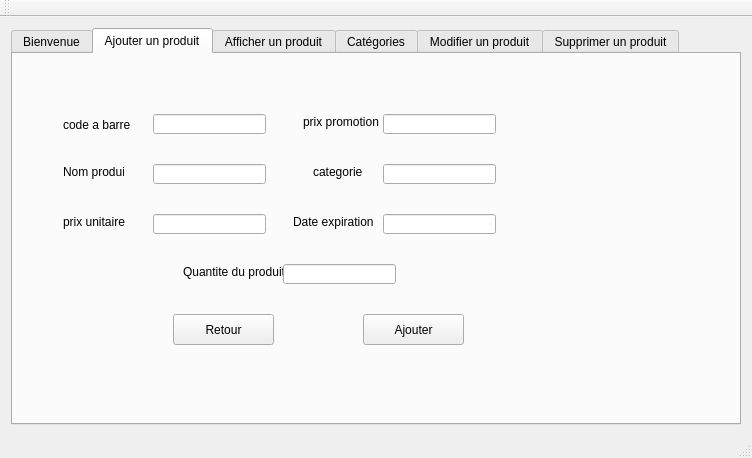
Before: the Qt Designer form mainwindow.ui in choucheniheb/Projet_C-_2A23_Smart-beauty-center, drawn with Qt 5.
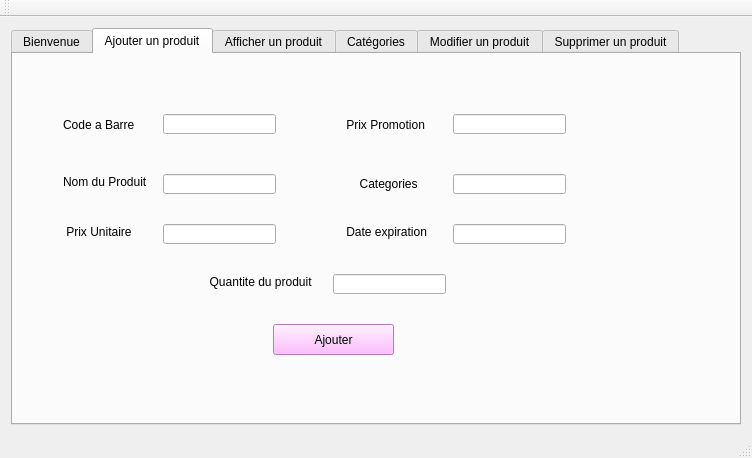
After: the same form once the commit is applied. The open tabs and pages were chosen to show the change.

Diff of the .ui file:
```diff
--- a/mainwindow.ui
+++ b/mainwindow.ui
@@ -47,7 +47,7 @@
          <rect>
           <x>-4</x>
           <y>-7</y>
-          <width>631</width>
+          <width>641</width>
           <height>361</height>
          </rect>
         </property>
@@ -58,25 +58,34 @@
        <widget class="QLabel" name="label_4">
         <property name="geometry">
          <rect>
-          <x>290</x>
+          <x>330</x>
           <y>60</y>
-          <width>81</width>
-          <height>16</height>
+          <width>91</width>
+          <height>21</height>
          </rect>
         </property>
+        <property name="styleSheet">
+         <string notr="true">font: 87 10pt &quot;Verdana Pro&quot;;
+
+</string>
+        </property>
         <property name="text">
-         <string>prix promotion</string>
+         <string> Prix Promotion</string>
         </property>
        </widget>
        <widget class="QPushButton" name="aj_button">
         <property name="geometry">
          <rect>
-          <x>350</x>
-          <y>260</y>
-          <width>101</width>
+          <x>260</x>
+          <y>270</y>
+          <width>121</width>
           <height>31</height>
          </rect>
         </property>
+        <property name="styleSheet">
+         <string notr="true">background-color: rgb(255, 170, 255);
+font: 75 10pt &quot;Verdana Pro Cond&quot;;</string>
+        </property>
         <property name="text">
          <string>Ajouter</string>
         </property>
@@ -85,46 +94,55 @@
         <property name="geometry">
          <rect>
           <x>50</x>
-          <y>110</y>
-          <width>61</width>
+          <y>120</y>
+          <width>101</width>
           <height>16</height>
          </rect>
         </property>
+        <property name="styleSheet">
+         <string notr="true">font: 87 10pt &quot;Verdana Pro&quot;;</string>
+        </property>
         <property name="text">
-         <string>Nom produit</string>
+         <string>Nom du Produit</string>
         </property>
        </widget>
        <widget class="QLabel" name="label_7">
         <property name="geometry">
          <rect>
-          <x>280</x>
-          <y>160</y>
-          <width>81</width>
+          <x>330</x>
+          <y>170</y>
+          <width>91</width>
           <height>16</height>
          </rect>
         </property>
+        <property name="styleSheet">
+         <string notr="true">font: 87 10pt &quot;Verdana Pro&quot;;</string>
+        </property>
         <property name="text">
-         <string>Date expiration</string>
+         <string> Date expiration</string>
         </property>
        </widget>
        <widget class="QLabel" name="label_3">
         <property name="geometry">
          <rect>
           <x>50</x>
-          <y>160</y>
-          <width>71</width>
+          <y>170</y>
+          <width>81</width>
           <height>16</height>
          </rect>
         </property>
+        <property name="styleSheet">
+         <string notr="true">font: 87 10pt &quot;Verdana Pro&quot;;</string>
+        </property>
         <property name="text">
-         <string>prix unitaire</string>
+         <string> Prix Unitaire</string>
         </property>
        </widget>
        <widget class="QLineEdit" name="date_edit">
         <property name="geometry">
          <rect>
-          <x>370</x>
-          <y>160</y>
+          <x>440</x>
+          <y>170</y>
           <width>113</width>
           <height>20</height>
          </rect>
@@ -133,7 +151,7 @@
        <widget class="QLineEdit" name="code_edit">
         <property name="geometry">
          <rect>
-          <x>140</x>
+          <x>150</x>
           <y>60</y>
           <width>113</width>
           <height>20</height>
@@ -143,7 +161,7 @@
        <widget class="QLineEdit" name="prixp_edit">
         <property name="geometry">
          <rect>
-          <x>370</x>
+          <x>440</x>
           <y>60</y>
           <width>113</width>
           <height>20</height>
@@ -155,32 +173,38 @@
          <rect>
           <x>50</x>
           <y>60</y>
-          <width>71</width>
+          <width>101</width>
           <height>21</height>
          </rect>
         </property>
+        <property name="styleSheet">
+         <string notr="true">font: 87 10pt &quot;Verdana Pro&quot;;</string>
+        </property>
         <property name="text">
-         <string>code a barre</string>
+         <string>Code a Barre</string>
         </property>
        </widget>
        <widget class="QLabel" name="label_5">
         <property name="geometry">
          <rect>
-          <x>300</x>
-          <y>110</y>
-          <width>61</width>
-          <height>16</height>
+          <x>340</x>
+          <y>120</y>
+          <width>91</width>
+          <height>20</height>
          </rect>
         </property>
+        <property name="styleSheet">
+         <string notr="true">font: 87 10pt &quot;Verdana Pro&quot;;</string>
+        </property>
         <property name="text">
-         <string>categorie</string>
+         <string>  Categories</string>
         </property>
        </widget>
        <widget class="QLineEdit" name="nom_edit">
         <property name="geometry">
          <rect>
-          <x>140</x>
-          <y>110</y>
+          <x>150</x>
+          <y>120</y>
           <width>113</width>
           <height>20</height>
          </rect>
@@ -189,8 +213,8 @@
        <widget class="QLineEdit" name="prixu_edit">
         <property name="geometry">
          <rect>
-          <x>140</x>
-          <y>160</y>
+          <x>150</x>
+          <y>170</y>
           <width>113</width>
           <height>20</height>
          </rect>
@@ -199,34 +223,24 @@
        <widget class="QLabel" name="label_6">
         <property name="geometry">
          <rect>
-          <x>170</x>
-          <y>210</y>
-          <width>101</width>
+          <x>190</x>
+          <y>220</y>
+          <width>121</width>
           <height>16</height>
          </rect>
         </property>
-        <property name="text">
-         <string>Quantite du produit</string>
+        <property name="styleSheet">
+         <string notr="true">font: 87 10pt &quot;Verdana Pro&quot;;</string>
         </property>
-       </widget>
-       <widget class="QPushButton" name="pushButton_4">
-        <property name="geometry">
-         <rect>
-          <x>160</x>
-          <y>260</y>
-          <width>101</width>
-          <height>31</height>
-         </rect>
-        </property>
         <property name="text">
-         <string>Retour</string>
+         <string>  Quantite du produit</string>
         </property>
        </widget>
        <widget class="QLineEdit" name="nbreEdit">
         <property name="geometry">
          <rect>
-          <x>270</x>
-          <y>210</y>
+          <x>320</x>
+          <y>220</y>
           <width>113</width>
           <height>20</height>
          </rect>
@@ -235,8 +249,8 @@
        <widget class="QLineEdit" name="categorie_edit">
         <property name="geometry">
          <rect>
-          <x>370</x>
-          <y>110</y>
+          <x>440</x>
+          <y>120</y>
           <width>113</width>
           <height>20</height>
          </rect>
```
Left out of the diff: 194 changed lines with no effect on the pictures.
